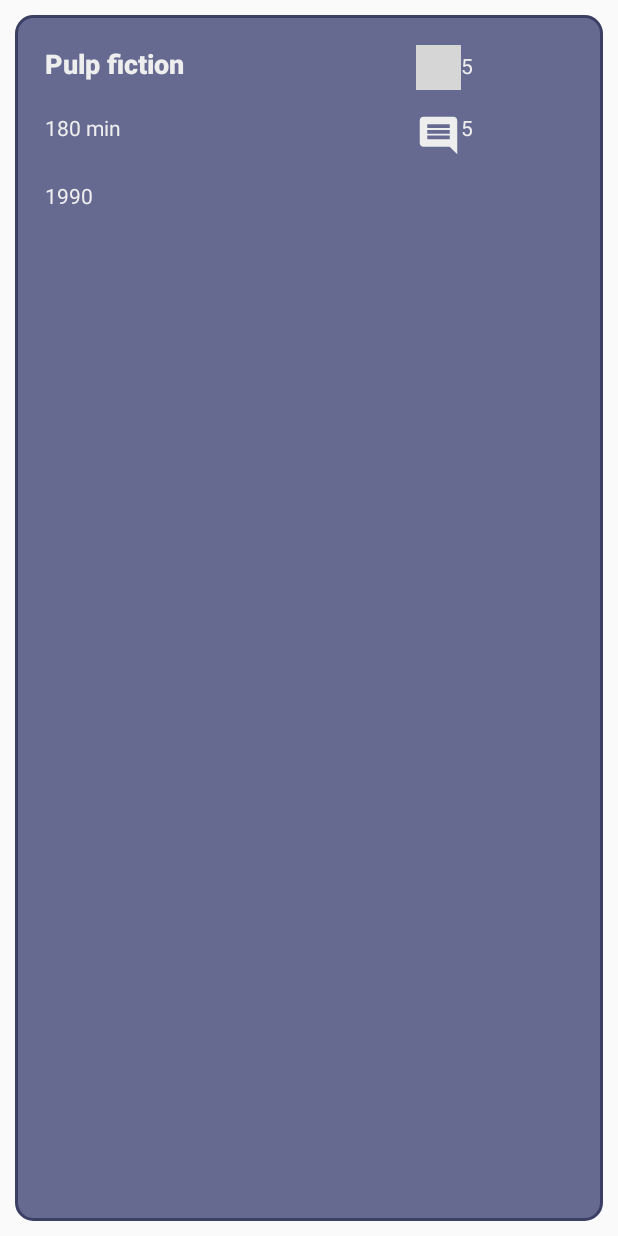
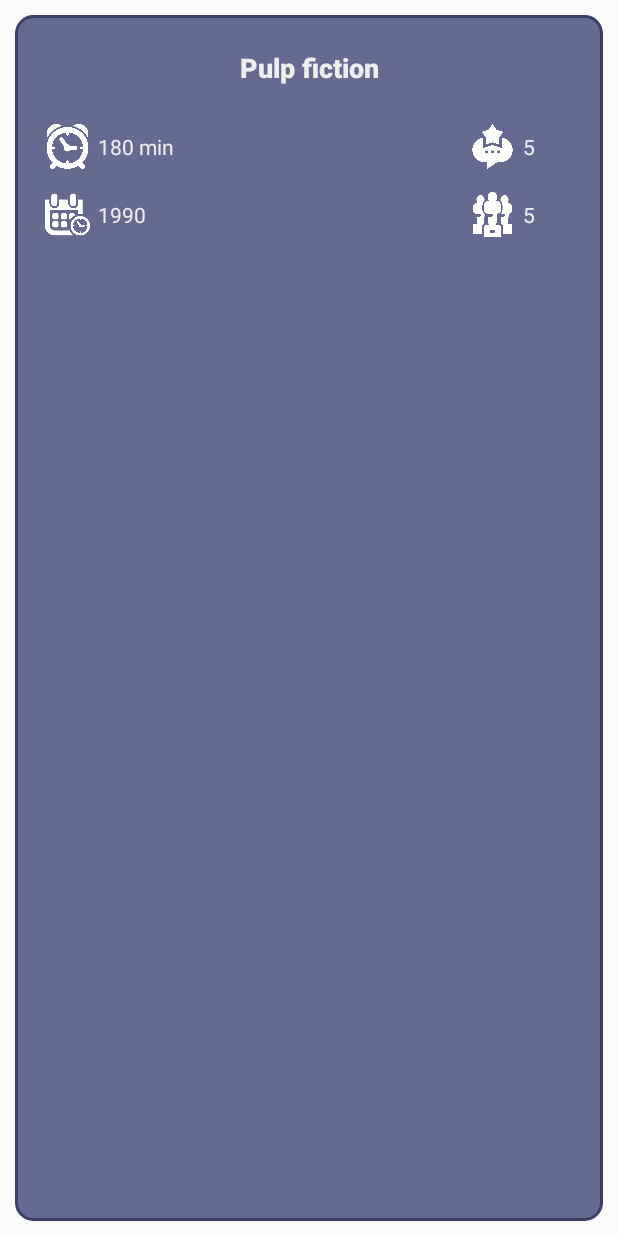
Before and after one commit to JesusMartinez20/TheVault, an Android app: the layout cartas.xml on its own in the app's theme, with its tools: preview values and no code run, on a phone screen of 412 x 824 dp. Run offline under Robolectric (Android 15) with nearby library versions, the phone set to English and light mode, and no system bars; grey boxes are pictures that could not be loaded.

Commit message:
Pequeñas modificaciones estéticas e íconos agregados

```diff
--- a/app/src/main/java/com/example/thevault/Adapter.java
+++ b/app/src/main/java/com/example/thevault/Adapter.java
@@ -45,7 +45,7 @@ public class Adapter extends BaseAdapter {
 
         nombre.setText(arreglo.get(i).nombre);
         duracion.setText(arreglo.get(i).duracion + " min");
-        año.setText("Año: "+arreglo.get(i).año);
+        año.setText(arreglo.get(i).año);
         numComentarios.setText(arreglo.get(i).comentarios);
         numPremios.setText(arreglo.get(i).premios);
         Picasso.get().load(arreglo.get(i).imagen).into(imagen);
--- a/app/src/main/res/layout/activity_pelicula.xml
+++ b/app/src/main/res/layout/activity_pelicula.xml
@@ -53,6 +53,7 @@
                     <TextView
                         android:layout_width="0dp"
                         android:layout_height="wrap_content"
+                        android:layout_marginBottom="5dp"
                         android:layout_weight="35"
                         android:text="@string/Pelicula_direccion"
                         android:textColor="@color/primario_texto"
@@ -62,6 +63,7 @@
                     <TextView
                         android:layout_width="0dp"
                         android:layout_height="wrap_content"
+                        android:layout_marginBottom="5dp"
                         android:layout_weight="65"
                         android:text="@string/Pelicula_premios"
                         android:textColor="@color/primario_texto"
@@ -72,7 +74,7 @@
                 <TableRow
                     android:layout_width="match_parent"
                     android:layout_height="match_parent"
-                    android:layout_marginBottom="25dp"
+                    android:layout_marginBottom="20dp"
                     android:weightSum="100">
 
                     <TextView
@@ -98,6 +100,7 @@
                     <TextView
                         android:layout_width="0dp"
                         android:layout_height="wrap_content"
+                        android:layout_marginBottom="5dp"
                         android:layout_weight="35"
                         android:text="@string/Pelicula_duracion"
                         android:textColor="@color/primario_texto"
@@ -107,6 +110,7 @@
                     <TextView
                         android:layout_width="0dp"
                         android:layout_height="wrap_content"
+                        android:layout_marginBottom="5dp"
                         android:layout_weight="65"
                         android:text="@string/Pelicula_año"
                         android:textColor="@color/primario_texto"
@@ -145,6 +149,7 @@
                     <TextView
                         android:layout_width="0dp"
                         android:layout_height="wrap_content"
+                        android:layout_marginBottom="5dp"
                         android:layout_weight="35"
                         android:text="@string/Pelicula_pais"
                         android:textColor="@color/primario_texto"
@@ -154,6 +159,7 @@
                     <TextView
                         android:layout_width="0dp"
                         android:layout_height="wrap_content"
+                        android:layout_marginBottom="5dp"
                         android:layout_weight="65"
                         android:text="@string/Pelicula_calificacion"
                         android:textColor="@color/primario_texto"
@@ -186,6 +192,7 @@
             <TextView
                 android:layout_width="match_parent"
                 android:layout_height="wrap_content"
+                android:layout_marginBottom="5dp"
                 android:paddingLeft="10dp"
                 android:paddingRight="10dp"
                 android:text="@string/Pelicula_reparto"
--- a/app/src/main/res/layout/activity_registro_usuario.xml
+++ b/app/src/main/res/layout/activity_registro_usuario.xml
@@ -192,8 +192,9 @@
 
         <Button
             android:id="@+id/btnAccion"
-            android:layout_width="120dp"
+            android:layout_width="100dp"
             android:layout_height="50dp"
+            android:layout_margin="5dp"
             android:layout_marginRight="20sp"
             android:background="@drawable/circle_button"
             android:onClick="registrar"
@@ -208,8 +209,9 @@
 
         <Button
             android:id="@+id/btnRegresar"
-            android:layout_width="120dp"
+            android:layout_width="100dp"
             android:layout_height="50dp"
+            android:layout_margin="5dp"
             android:background="@drawable/circle_button"
             android:onClick="regresar"
             android:text="Regresar"
--- a/app/src/main/res/layout/cartas.xml
+++ b/app/src/main/res/layout/cartas.xml
@@ -38,65 +38,102 @@
                     android:layout_height="30dp"
                     android:layout_weight="1"
                     android:fontFamily="sans-serif-black"
+                    android:gravity="center|center_vertical"
                     android:text="Pulp fiction"
                     android:textColor="#eeeeee"
                     android:textSize="18sp" />
 
-                <ImageView
-                    android:id="@+id/awardIcon"
-                    android:layout_width="30dp"
-                    android:layout_height="30dp"
-                    app:srcCompat="@drawable/award" />
-
-                <TextView
-                    android:id="@+id/numPremios"
-                    android:layout_width="0dp"
-                    android:layout_height="30dp"
-                    android:layout_weight=".3"
-                    android:textColor="#eeeeee"
-                    android:text="5" />
             </LinearLayout>
 
             <LinearLayout
                 android:layout_width="match_parent"
                 android:layout_height="45dp"
+                android:gravity="center_vertical"
                 android:orientation="horizontal">
+
+                <ImageView
+                    android:id="@+id/imageView2"
+                    android:layout_width="30dp"
+                    android:layout_height="30dp"
+                    android:scaleType="fitXY"
+                    android:tint="@color/white"
+                    app:srcCompat="@mipmap/duracion" />
 
                 <TextView
                     android:id="@+id/duracion"
-                    android:layout_width="0dp"
+                    android:layout_width="wrap_content"
                     android:layout_height="30dp"
-                    android:layout_weight="1"
-                    android:textColor="#eeeeee"
-                    android:text="180 min" />
+                    android:layout_marginLeft="5dp"
+                    android:gravity="center_vertical"
+                    android:text="180 min"
+                    android:textColor="#eeeeee" />
+
+                <Space
+                    android:layout_width="wrap_content"
+                    android:layout_height="wrap_content"
+                    android:layout_weight="1" />
 
                 <ImageView
                     android:id="@+id/commentIcon"
                     android:layout_width="30dp"
                     android:layout_height="30dp"
-                    app:srcCompat="@drawable/comment" />
+                    android:tint="@color/white"
+                    app:srcCompat="@mipmap/comentarios" />
 
                 <TextView
                     android:id="@+id/numComentarios"
-                    android:layout_width="0dp"
-                    android:layout_height="30dp"
-                    android:layout_weight=".3"
-                    android:textColor="#eeeeee"
-                    android:text="5" />
+                    android:layout_width="wrap_content"
+                    android:layout_height="wrap_content"
+                    android:layout_marginLeft="5dp"
+                    android:layout_marginRight="25dp"
+                    android:gravity="center_vertical"
+                    android:text="5"
+                    android:textColor="#eeeeee" />
             </LinearLayout>
 
             <LinearLayout
                 android:layout_width="match_parent"
                 android:layout_height="45dp"
+                android:gravity="center_vertical"
                 android:orientation="horizontal">
+
+                <ImageView
+                    android:id="@+id/imageView3"
+                    android:layout_width="30dp"
+                    android:layout_height="30dp"
+                    android:tint="@color/white"
+                    app:srcCompat="@mipmap/anio" />
 
                 <TextView
                     android:id="@+id/año"
-                    android:layout_width="0dp"
+                    android:layout_width="wrap_content"
                     android:layout_height="30dp"
-                    android:layout_weight="1"
-                    android:textColor="#eeeeee"
-                    android:text="1990" />
+                    android:layout_marginLeft="5dp"
+                    android:gravity="center_vertical"
+                    android:text="1990"
+                    android:textColor="#eeeeee" />
+
+                <Space
+                    android:layout_width="wrap_content"
+                    android:layout_height="wrap_content"
+                    android:layout_weight="1" />
+
+                <ImageView
+                    android:id="@+id/awardIcon"
+                    android:layout_width="30dp"
+                    android:layout_height="35dp"
+                    android:tint="@color/white"
+                    app:srcCompat="@mipmap/premios" />
+
+                <TextView
+                    android:id="@+id/numPremios"
+                    android:layout_width="wrap_content"
+                    android:layout_height="wrap_content"
+                    android:layout_marginLeft="5dp"
+                    android:layout_marginRight="25dp"
+                    android:gravity="center_vertical"
+                    android:text="5"
+                    android:textColor="#eeeeee" />
             </LinearLayout>
         </LinearLayout>
     </LinearLayout>
```
Also changed, not shown: app/src/main/res/mipmap-xhdpi/anio.png (added), app/src/main/res/mipmap-xhdpi/comentarios.png (added), app/src/main/res/mipmap-xhdpi/duracion.png (added), app/src/main/res/mipmap-xhdpi/premio.png (added), app/src/main/res/mipmap-xhdpi/premios.png (added).
